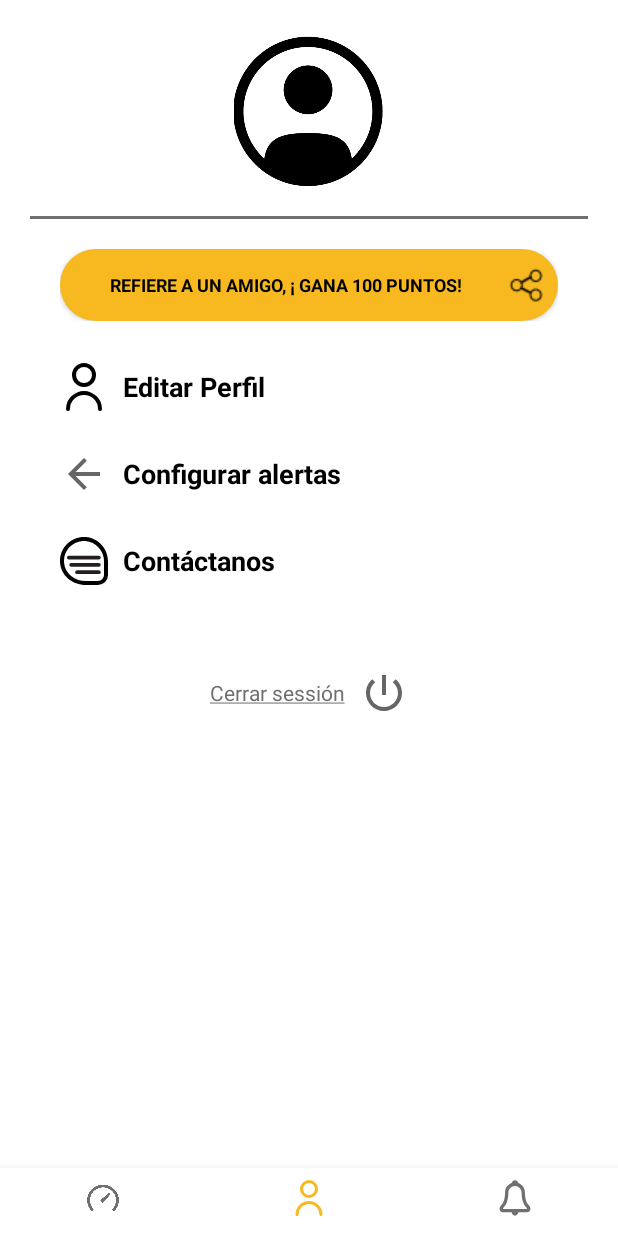
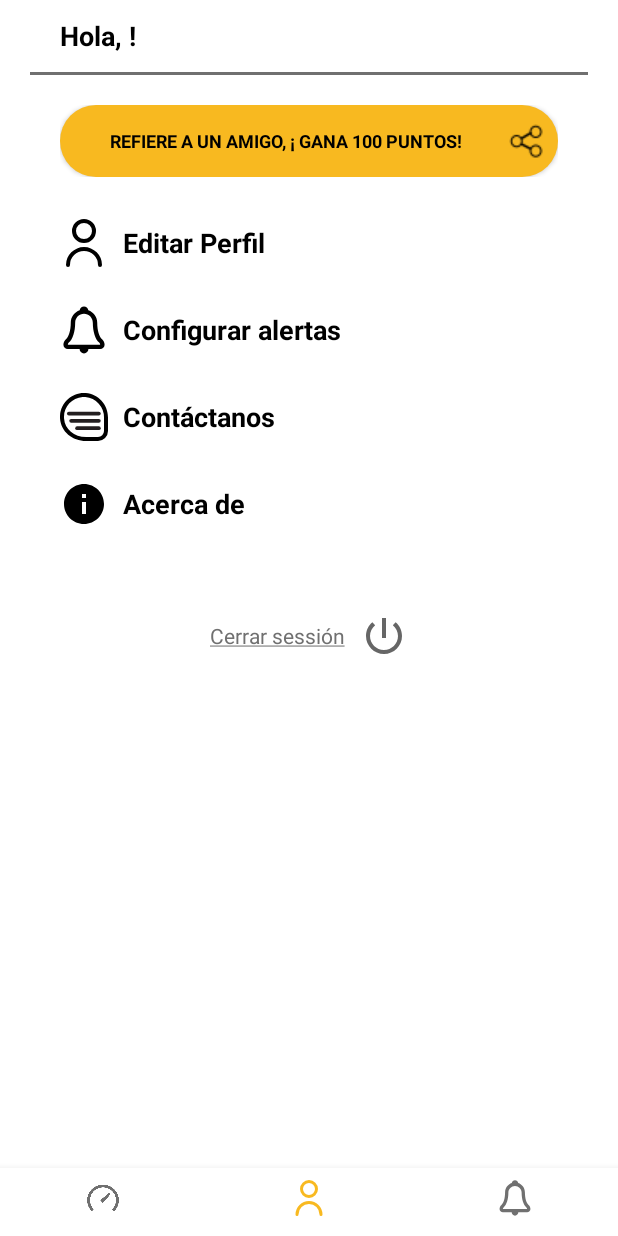
Before and after one commit to EnriqueMadrigal/adoc, an Android app: the screen it shows after launch once a user with an empty profile is signed in (MainActivity), item 2 of the bottom bar chosen, on a phone screen of 412 x 824 dp. Run offline under Robolectric (Android 15) with nearby library versions, the phone set to English and light mode, and no system bars; our stand-ins replace Firebase (no records; nobody signed in at launch, a user with empty details on screens opened directly); 1 statement that could not run was skipped.

Commit message:
ultimos cambios

```diff
--- a/app/src/main/java/com/intelik/appadoc/fragments/Account.java
+++ b/app/src/main/java/com/intelik/appadoc/fragments/Account.java
@@ -128,6 +128,7 @@ public class Account extends Fragment implements  View.OnClickListener{
     private ImageButton account_check3;
     private ImageButton account_check4;
     private ImageButton account_check5;
+
 
 
 
--- a/app/src/main/java/com/intelik/appadoc/fragments/Perfil.java
+++ b/app/src/main/java/com/intelik/appadoc/fragments/Perfil.java
@@ -8,7 +8,9 @@ import androidx.fragment.app.Fragment;
 import android.view.LayoutInflater;
 import android.view.View;
 import android.view.ViewGroup;
+import android.widget.TextView;
 
+import com.intelik.appadoc.Common;
 import com.intelik.appadoc.R;
 import com.intelik.appadoc.interfaces.NavigationInterface;
 import com.intelik.appadoc.interfaces.PerfilNavigationInterface;
@@ -36,7 +38,9 @@ public class Perfil extends Fragment {
     androidx.appcompat.widget.AppCompatButton configurar_alertas;
     androidx.appcompat.widget.AppCompatButton contactanos;
     androidx.appcompat.widget.AppCompatButton cerrar_sesion;
+    androidx.appcompat.widget.AppCompatButton acercade;
 
+    TextView MainTitle;
 
 
     public Perfil() {
@@ -83,6 +87,13 @@ public class Perfil extends Fragment {
         configurar_alertas = (androidx.appcompat.widget.AppCompatButton) _view.findViewById(R.id.button_perfil_alertas);
         contactanos = (androidx.appcompat.widget.AppCompatButton) _view.findViewById(R.id.button_perfil_contacto);
         cerrar_sesion = (androidx.appcompat.widget.AppCompatButton) _view.findViewById(R.id.button_perfil_cerrar);
+        acercade = (androidx.appcompat.widget.AppCompatButton) _view.findViewById(R.id.button_perfil_acerca_de);
+
+        MainTitle = (TextView) _view.findViewById(R.id.fragment_perfilTItle);
+
+        Common datos = Common.getInstance();
+
+        MainTitle.setText("Hola, " + datos.first_name + "!");
 
 
         contactanos.setOnClickListener(new View.OnClickListener() {
@@ -105,6 +116,14 @@ public class Perfil extends Fragment {
             @Override
             public void onClick(View view) {
                 perfilNavigationInterface.Edit_action();
+            }
+        });
+
+
+        acercade.setOnClickListener(new View.OnClickListener() {
+            @Override
+            public void onClick(View view) {
+                perfilNavigationInterface.AcercaDe_action();
             }
         });
 
--- a/app/src/main/java/com/intelik/appadoc/interfaces/PerfilNavigationInterface.java
+++ b/app/src/main/java/com/intelik/appadoc/interfaces/PerfilNavigationInterface.java
@@ -5,5 +5,6 @@ public interface PerfilNavigationInterface {
     public void Configurar_action();
     public void Contacto_action();
     public void Cerrar_action();
+    public void AcercaDe_action();
 
 }
--- a/app/src/main/res/drawable/bell_small.xml
+++ b/app/src/main/res/drawable/bell_small.xml
@@ -1,7 +1,7 @@
 <?xml version="1.0" encoding="utf-8"?>
 <layer-list xmlns:android="http://schemas.android.com/apk/res/android">
     <item
-        android:drawable="@drawable/ic_arrow_back"
+        android:drawable="@drawable/ic_bell"
         android:width="@dimen/account_button"
         android:height="@dimen/account_button">
     </item>
--- /dev/null
+++ b/app/src/main/res/drawable/ic_info.xml
@@ -0,0 +1,10 @@
+<vector xmlns:android="http://schemas.android.com/apk/res/android"
+    android:width="32dp"
+    android:height="32dp"
+    android:viewportWidth="24"
+    android:viewportHeight="24"
+    android:tint="@color/black">
+  <path
+      android:fillColor="@android:color/black"
+      android:pathData="M12,2C6.48,2 2,6.48 2,12s4.48,10 10,10 10,-4.48 10,-10S17.52,2 12,2zM13,17h-2v-6h2v6zM13,9h-2L11,7h2v2z"/>
+</vector>
--- a/app/src/main/res/layout/fragment_perfil.xml
+++ b/app/src/main/res/layout/fragment_perfil.xml
@@ -14,29 +14,22 @@
         android:background="@color/white">
 
 
+
         <LinearLayout
-            android:id="@+id/linearLayout3"
             android:layout_width="match_parent"
-            android:layout_height="140dp"
-            android:layout_marginLeft="4dp"
-            android:layout_marginRight="4dp"
-            android:layout_marginTop="4dp"
-            android:weightSum="1"
+            android:layout_height="48dp"
             android:orientation="horizontal"
-            android:gravity="center"
-            android:layout_marginStart="8dp"
-            android:layout_marginEnd="8dp">
+            android:background="@color/white"
+            android:gravity="start">
 
-            <ImageView
-                android:id="@+id/imageView_perfil"
-                android:layout_width="0dp"
-                android:layout_height="100dp"
-                android:layout_marginStart="8dp"
-                android:layout_marginEnd="8dp"
-                android:layout_weight="0.7"
-                android:src="@drawable/icon_peson"/>
-
-
+            <TextView
+                android:id="@+id/fragment_perfilTItle"
+                style="@style/Title2"
+                android:layout_marginLeft="20dp"
+                android:layout_width="wrap_content"
+                android:layout_height="wrap_content"
+                android:layout_gravity="center"
+                android:text="@string/hola" />
 
 
         </LinearLayout>
@@ -96,7 +89,7 @@
                 android:gravity="left|center_vertical"
                 android:drawablePadding="10dp"
                 android:textAllCaps="false" />
-            />
+
 
 
 
@@ -127,7 +120,7 @@
                 android:drawablePadding="10dp"
                 android:background="@color/white"
                 android:textAllCaps="false" />
-            />
+
 
 
 
@@ -159,14 +152,36 @@
                 android:drawablePadding="10dp"
                 android:background="@color/white"
                 android:textAllCaps="false" />
-            />
-
-
-
-
 
 
         </LinearLayout>
+
+
+        <LinearLayout
+            android:layout_width="match_parent"
+            android:layout_height="wrap_content"
+            android:background="@color/white"
+            android:gravity="center"
+            android:paddingLeft="20dp"
+            android:paddingRight="20dp"
+            android:paddingTop="10dp"
+            android:orientation="vertical">
+
+            <androidx.appcompat.widget.AppCompatButton
+                style="@style/Title2"
+                android:id="@+id/button_perfil_acerca_de"
+                android:layout_width="match_parent"
+                android:layout_height="match_parent"
+                android:text="@string/acercade"
+                android:drawableLeft="@drawable/ic_info"
+                android:gravity="left|center_vertical"
+                android:drawablePadding="10dp"
+                android:background="@color/white"
+                android:textAllCaps="false" />
+
+
+        </LinearLayout>
+
 
 
 
@@ -190,7 +205,7 @@
              android:background="@color/transparent"
                 android:drawablePadding="10dp"
                 android:textAllCaps="false" />
-            />
+
 
 
 
```
Also changed, not shown: app/src/main/java/com/intelik/appadoc/MainActivity.java (+16 -1 lines), app/src/main/java/com/intelik/appadoc/fragments/AcercaDe.java (added, +94 -0 lines), app/src/main/res/layout/fragment_account.xml (+2 -37 lines), app/src/main/res/layout/fragment_acerca_de.xml (added, +135 -0 lines), app/src/main/res/values/strings.xml (+11 -0 lines).
